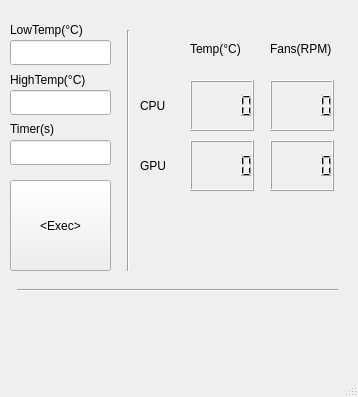
madhavpcm/DellG5SE-Fan-Linux, file untitled/mainwindow.ui: the form before one commit.
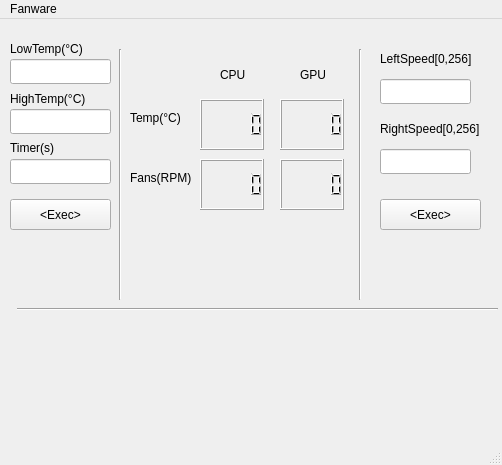
The form after the commit. Icons and pictures are not drawn.

```diff
--- a/untitled/mainwindow.ui
+++ b/untitled/mainwindow.ui
@@ -6,8 +6,8 @@
    <rect>
     <x>0</x>
     <y>0</y>
-    <width>358</width>
-    <height>397</height>
+    <width>502</width>
+    <height>465</height>
    </rect>
   </property>
   <property name="windowTitle">
@@ -89,7 +89,7 @@
       <x>10</x>
       <y>180</y>
       <width>101</width>
-      <height>91</height>
+      <height>31</height>
      </rect>
     </property>
     <property name="text">
@@ -99,7 +99,7 @@
    <widget class="QLCDNumber" name="cpu_temp">
     <property name="geometry">
      <rect>
-      <x>190</x>
+      <x>200</x>
       <y>80</y>
       <width>64</width>
       <height>51</height>
@@ -109,7 +109,7 @@
    <widget class="QLCDNumber" name="cpu_rpm">
     <property name="geometry">
      <rect>
-      <x>270</x>
+      <x>280</x>
       <y>80</y>
       <width>64</width>
       <height>51</height>
@@ -119,7 +119,7 @@
    <widget class="QLCDNumber" name="gpu_rpm">
     <property name="geometry">
      <rect>
-      <x>270</x>
+      <x>280</x>
       <y>140</y>
       <width>64</width>
       <height>51</height>
@@ -129,7 +129,7 @@
    <widget class="QLCDNumber" name="gpu_temp">
     <property name="geometry">
      <rect>
-      <x>190</x>
+      <x>200</x>
       <y>140</y>
       <width>64</width>
       <height>51</height>
@@ -139,9 +139,9 @@
    <widget class="QLabel" name="temp">
     <property name="geometry">
      <rect>
-      <x>190</x>
-      <y>40</y>
-      <width>73</width>
+      <x>130</x>
+      <y>90</y>
+      <width>61</width>
       <height>17</height>
      </rect>
     </property>
@@ -152,9 +152,9 @@
    <widget class="QLabel" name="rpm">
     <property name="geometry">
      <rect>
-      <x>270</x>
-      <y>40</y>
-      <width>73</width>
+      <x>130</x>
+      <y>150</y>
+      <width>71</width>
       <height>17</height>
      </rect>
     </property>
@@ -165,10 +165,10 @@
    <widget class="Line" name="line">
     <property name="geometry">
      <rect>
-      <x>120</x>
+      <x>110</x>
       <y>30</y>
-      <width>16</width>
-      <height>241</height>
+      <width>20</width>
+      <height>251</height>
      </rect>
     </property>
     <property name="orientation">
@@ -180,7 +180,7 @@
      <rect>
       <x>17</x>
       <y>280</y>
-      <width>321</width>
+      <width>481</width>
       <height>20</height>
      </rect>
     </property>
@@ -191,8 +191,8 @@
    <widget class="QLabel" name="cpu">
     <property name="geometry">
      <rect>
-      <x>140</x>
-      <y>90</y>
+      <x>220</x>
+      <y>40</y>
       <width>41</width>
       <height>31</height>
      </rect>
@@ -204,8 +204,8 @@
    <widget class="QLabel" name="gpu">
     <property name="geometry">
      <rect>
-      <x>140</x>
-      <y>150</y>
+      <x>300</x>
+      <y>40</y>
       <width>41</width>
       <height>31</height>
      </rect>
@@ -214,16 +214,144 @@
      <string>GPU</string>
     </property>
    </widget>
+   <widget class="QLineEdit" name="leftspeed_input">
+    <property name="geometry">
+     <rect>
+      <x>380</x>
+      <y>60</y>
+      <width>91</width>
+      <height>25</height>
+     </rect>
+    </property>
+   </widget>
+   <widget class="QLineEdit" name="rightspeed_input">
+    <property name="geometry">
+     <rect>
+      <x>380</x>
+      <y>130</y>
+      <width>91</width>
+      <height>25</height>
+     </rect>
+    </property>
+   </widget>
+   <widget class="QLabel" name="righspeed">
+    <property name="geometry">
+     <rect>
+      <x>380</x>
+      <y>100</y>
+      <width>121</width>
+      <height>20</height>
+     </rect>
+    </property>
+    <property name="text">
+     <string>RightSpeed[0,256]</string>
+    </property>
+   </widget>
+   <widget class="QLabel" name="righspeed_2">
+    <property name="geometry">
+     <rect>
+      <x>380</x>
+      <y>30</y>
+      <width>121</width>
+      <height>20</height>
+     </rect>
+    </property>
+    <property name="text">
+     <string>LeftSpeed[0,256]</string>
+    </property>
+    <property name="alignment">
+     <set>Qt::AlignJustify|Qt::AlignVCenter</set>
+    </property>
+   </widget>
+   <widget class="QPushButton" name="Exec_2">
+    <property name="geometry">
+     <rect>
+      <x>380</x>
+      <y>180</y>
+      <width>101</width>
+      <height>31</height>
+     </rect>
+    </property>
+    <property name="text">
+     <string>&lt;Exec&gt;</string>
+    </property>
+   </widget>
+   <widget class="Line" name="line_3">
+    <property name="geometry">
+     <rect>
+      <x>350</x>
+      <y>30</y>
+      <width>20</width>
+      <height>251</height>
+     </rect>
+    </property>
+    <property name="orientation">
+     <enum>Qt::Vertical</enum>
+    </property>
+   </widget>
+   <widget class="QLabel" name="ryzen">
+    <property name="geometry">
+     <rect>
+      <x>130</x>
+      <y>200</y>
+      <width>101</width>
+      <height>71</height>
+     </rect>
+    </property>
+    <property name="text">
+     <string/>
+    </property>
+    <property name="pixmap">
+     <pixmap>res/icons/Ryzen.png</pixmap>
+    </property>
+    <property name="scaledContents">
+     <bool>true</bool>
+    </property>
+    <property name="alignment">
+     <set>Qt::AlignCenter</set>
+    </property>
+   </widget>
+   <widget class="QLabel" name="radeon">
+    <property name="geometry">
+     <rect>
+      <x>240</x>
+      <y>200</y>
+      <width>121</width>
+      <height>71</height>
+     </rect>
+    </property>
+    <property name="text">
+     <string/>
+    </property>
+    <property name="pixmap">
+     <pixmap>res/icons/radeon.png</pixmap>
+    </property>
+    <property name="scaledContents">
+     <bool>true</bool>
+    </property>
+    <property name="alignment">
+     <set>Qt::AlignCenter</set>
+    </property>
+   </widget>
   </widget>
   <widget class="QMenuBar" name="menubar">
    <property name="geometry">
     <rect>
      <x>0</x>
      <y>0</y>
-     <width>358</width>
-     <height>22</height>
+     <width>502</width>
+     <height>23</height>
     </rect>
    </property>
+   <widget class="QMenu" name="menuFanware">
+    <property name="title">
+     <string>Fanware</string>
+    </property>
+    <addaction name="separator"/>
+    <addaction name="actionQuit"/>
+    <addaction name="actionAbout"/>
+   </widget>
+   <addaction name="menuFanware"/>
   </widget>
   <widget class="QStatusBar" name="statusbar"/>
  </widget>
```
Left out of the diff: 10 changed lines with no effect on the pictures.
